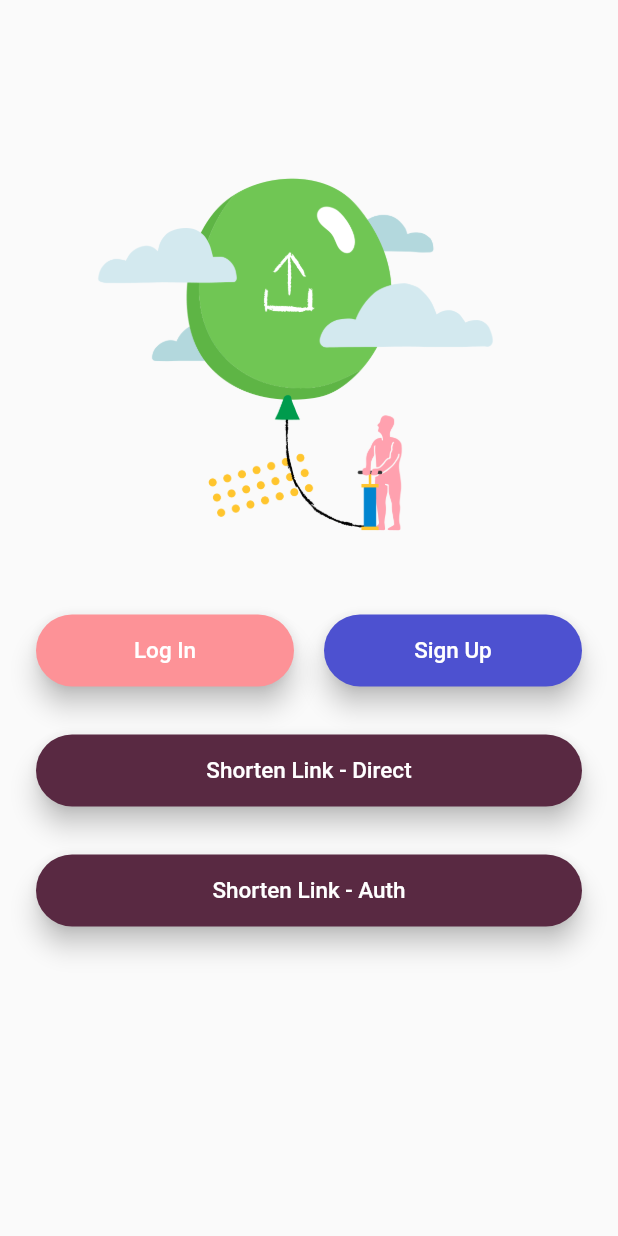
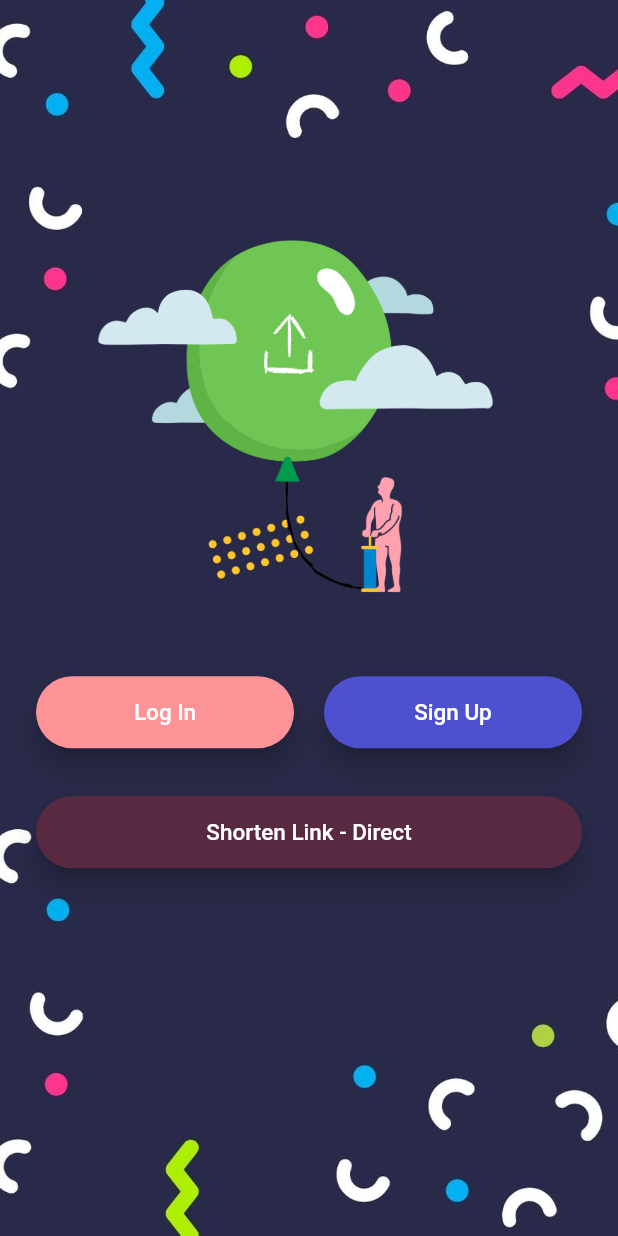
Before and after one commit to hygertai/kisa.co, a Flutter app: the screen it shows after launch, on a phone screen of 412 x 824 dp. Run offline on Flutter 3.47's test engine with Material 2 defaults, Android fonts, the phone set to English and light mode, and no system bars; our stand-ins replace flutter_linkify, modal_progress_hud, syncfusion_flutter_charts; missing offline and left inert: flutter_beautiful_popup.

Commit message:
background

```diff
--- a/kisa_co/lib/screens/welcome_screen.dart
+++ b/kisa_co/lib/screens/welcome_screen.dart
@@ -27,8 +27,12 @@ class _WelcomeScreenState extends State<WelcomeScreen>
 
   @override
   Widget build(BuildContext context) {
-    return Scaffold(
-      //backgroundColor: Colors.black,
+    return Container(
+        decoration: BoxDecoration(
+            image: DecorationImage(
+                image: AssetImage("images/back.jpg"), fit: BoxFit.cover)),
+        child: Scaffold(
+          backgroundColor: Colors.transparent,
           body: Padding(
             padding: EdgeInsets.symmetric(horizontal: 24.0),
             child: SafeArea(
@@ -38,7 +42,7 @@ class _WelcomeScreenState extends State<WelcomeScreen>
                   crossAxisAlignment: CrossAxisAlignment.stretch,
                   children: <Widget>[
                     SizedBox(
-                  height: MediaQuery.of(context).size.width * 0.20,
+                      height: MediaQuery.of(context).size.width * 0.30,
                     ),
                     Row(
                       children: <Widget>[
@@ -88,18 +92,18 @@ class _WelcomeScreenState extends State<WelcomeScreen>
                         Navigator.pushNamed(context, DirectShortScreen.id);
                       },
                     ),
-                RoundedButton(
-                  title: 'Shorten Link - Auth',
-                  colour: kBrownColor,
-                  onPressed: () {
-                    Navigator.pushNamed(context, AuthShortScreen.id);
-                  },
-                ),
+//                    RoundedButton(
+//                      title: 'Shorten Link - Auth',
+//                      colour: kBrownColor,
+//                      onPressed: () {
+//                        Navigator.pushNamed(context, AuthShortScreen.id);
+//                      },
+//                    ),
                   ],
                 ),
               ),
             ),
           ),
-    );
+        ));
   }
 }
```
Also changed, not shown: kisa_co/images/back.jpg (added), 1 other file. Lines whose indentation alone changed are shown as unchanged.
